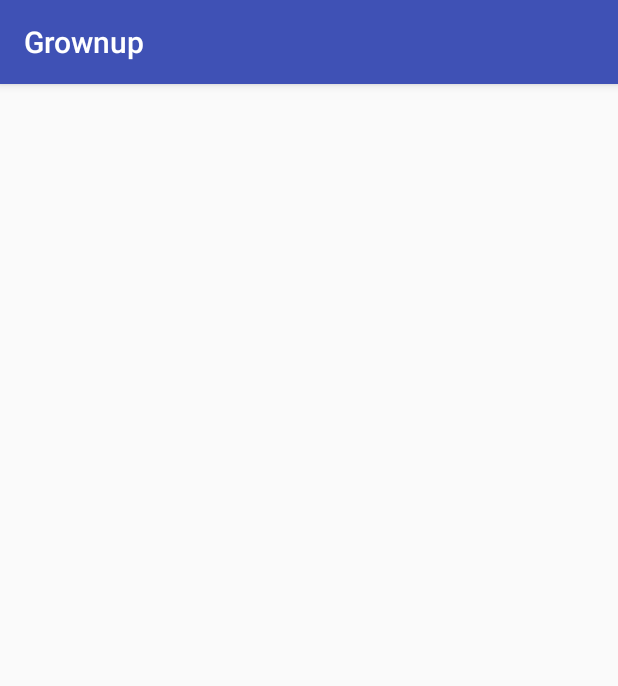
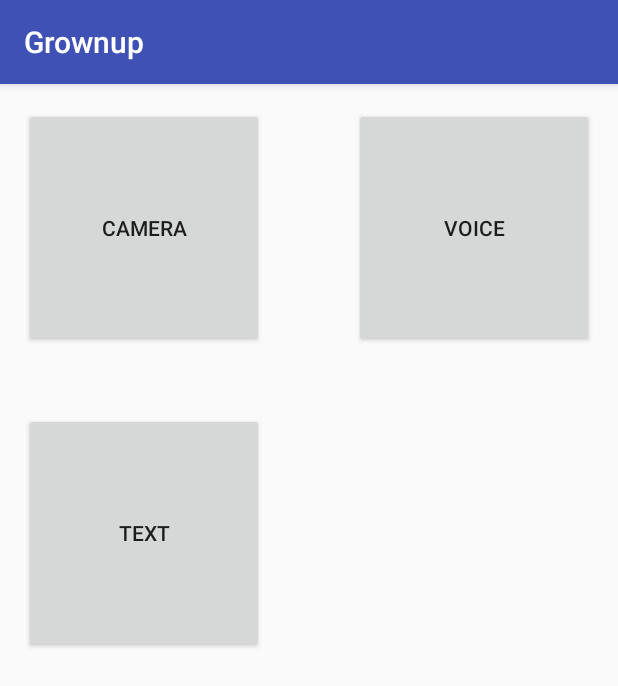
Before and after one commit to yao-yi/Grownup, an Android app: the screen it shows after launch (NewGrown), after a tap on an icon or button, on a phone screen of 412 x 824 dp. Shown: the top 686 px of the screen. Run offline under Robolectric (Android 15) with nearby library versions, the phone set to English and light mode, and no system bars.

Commit message:
1. Add take photo function 2. Add record voice view 3. Add text view

```diff
--- a/app/src/main/AndroidManifest.xml
+++ b/app/src/main/AndroidManifest.xml
@@ -20,5 +20,5 @@
         </activity>
         <activity android:name=".NewGrown"></activity>
     </application>
-
+    <uses-feature android:name="android.hardware.camera" android:required="true" />
 </manifest>
--- a/app/src/main/java/com/gtechoogle/grownup/MainActivity.java
+++ b/app/src/main/java/com/gtechoogle/grownup/MainActivity.java
@@ -30,8 +30,6 @@ public class MainActivity extends AppCompatActivity
         fab.setOnClickListener(new View.OnClickListener() {
             @Override
             public void onClick(View view) {
-                Snackbar.make(view, "Replace with your own action", Snackbar.LENGTH_LONG)
-                        .setAction("Action", null).show();
                 startNewGrownActivity();
             }
         });
--- a/app/src/main/java/com/gtechoogle/grownup/NewGrown.java
+++ b/app/src/main/java/com/gtechoogle/grownup/NewGrown.java
@@ -1,13 +1,47 @@
 package com.gtechoogle.grownup;
 
+import android.content.Intent;
+import android.provider.MediaStore;
 import android.support.v7.app.AppCompatActivity;
 import android.os.Bundle;
+import android.view.View;
 
 public class NewGrown extends AppCompatActivity {
 
+    static final int REQUEST_IMAGE_CAPTURE = 1;
+
+    View mCameraView;
+    View mVoiceView;
+    View mText;
     @Override
     protected void onCreate(Bundle savedInstanceState) {
         super.onCreate(savedInstanceState);
         setContentView(R.layout.activity_new_grown);
+        getView();
+    }
+
+    private void getView() {
+        mCameraView = (View) findViewById(R.id.take_photo);
+        mCameraView.setOnClickListener(new View.OnClickListener() {
+            @Override
+            public void onClick(View v) {
+                dispatchTakePictureIntent();
+            }
+        });
+        mVoiceView = (View) findViewById(R.id.record_voice);
+        mVoiceView.setOnClickListener(new View.OnClickListener() {
+            @Override
+            public void onClick(View v) {
+
+            }
+        });
+        mText = (View) findViewById(R.id.add_text);
+    }
+
+    private void dispatchTakePictureIntent() {
+        Intent takePictureIntent = new Intent(MediaStore.ACTION_IMAGE_CAPTURE);
+        if (takePictureIntent.resolveActivity(getPackageManager()) != null) {
+            startActivityForResult(takePictureIntent, REQUEST_IMAGE_CAPTURE);
+        }
     }
 }
--- a/app/src/main/res/layout/activity_new_grown.xml
+++ b/app/src/main/res/layout/activity_new_grown.xml
@@ -9,4 +9,28 @@
     android:paddingTop="@dimen/activity_vertical_margin"
     tools:context="com.gtechoogle.grownup.NewGrown">
 
+    <Button
+        android:layout_width="160dp"
+        android:layout_height="160dp"
+        android:text="@string/camera"
+        android:id="@+id/take_photo"
+        />
+
+    <Button
+        android:layout_width="160dp"
+        android:layout_height="160dp"
+        android:text="@string/voice"
+        android:id="@+id/record_voice"
+        android:layout_above="@+id/add_text"
+        android:layout_alignParentRight="true"
+        android:layout_alignParentEnd="true" />
+    <Button
+        android:layout_width="160dp"
+        android:layout_height="160dp"
+        android:text="@string/text"
+        android:id="@+id/add_text"
+        android:layout_below="@+id/take_photo"
+        android:layout_alignParentLeft="true"
+        android:layout_alignParentStart="true"
+        android:layout_marginTop="43dp" />
 </RelativeLayout>
--- a/app/src/main/res/values/strings.xml
+++ b/app/src/main/res/values/strings.xml
@@ -5,4 +5,9 @@
     <string name="navigation_drawer_close">Close navigation drawer</string>
 
     <string name="action_settings">Settings</string>
+
+    <string name="camera">Camera</string>
+    <string name="voice">Voice</string>
+    <string name="text">Text</string>
+
 </resources>
```
